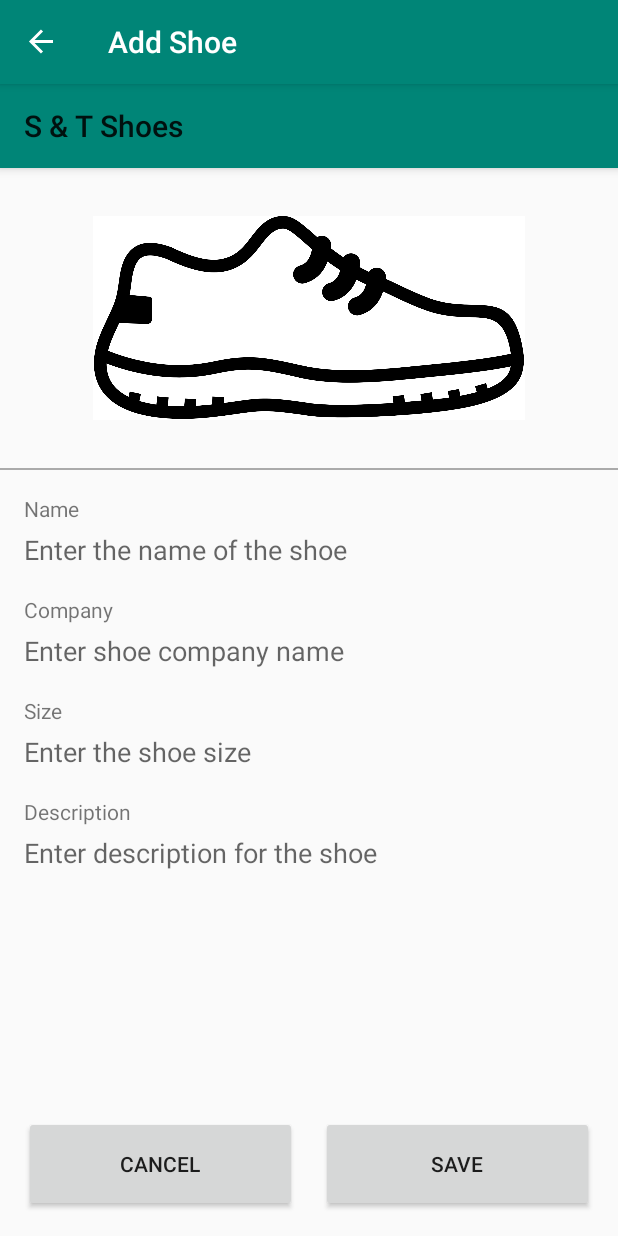
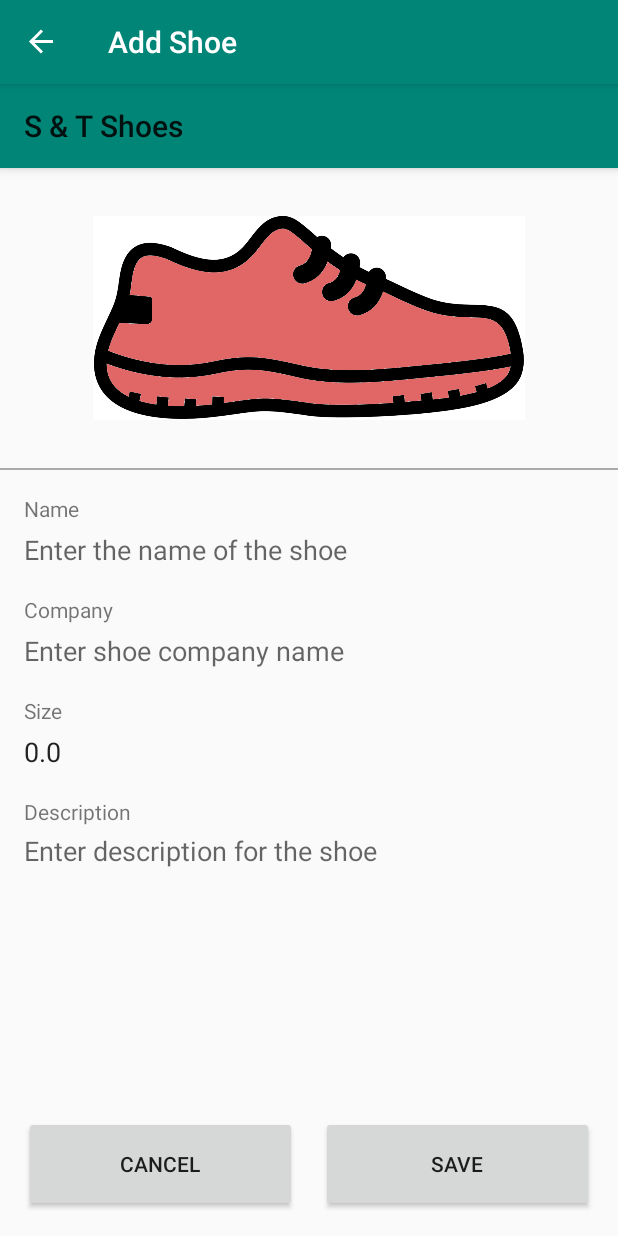
Before and after one commit to Taimoor-N/shoe-store, an Android app: the ShoeListingFragment screen opened through its navigation route, after a tap on "Add Shoe", on a phone screen of 412 x 824 dp. Run offline under Robolectric (Android 15) with nearby library versions, the light colour scheme and no system bars; our stand-ins replace Timber, data binding, navigation-ui; 1 statement that could not run was skipped.

Commit message:
tnajam: Add funtionality to add/edit shoes
- Modify ViewModel, making it activity level and shared between fragments
- Enable multi-line text for shoe description in fragment_shoe_detail
- Set shoe image in ShoeDetailFragment

```diff
--- a/app/src/main/java/com/udacity/shoestore/MainActivity.kt
+++ b/app/src/main/java/com/udacity/shoestore/MainActivity.kt
@@ -2,15 +2,19 @@ package com.udacity.shoestore
 
 import androidx.appcompat.app.AppCompatActivity
 import android.os.Bundle
+import androidx.activity.viewModels
 import androidx.databinding.DataBindingUtil
 import androidx.navigation.findNavController
 import androidx.navigation.fragment.NavHostFragment
 import androidx.navigation.ui.AppBarConfiguration
 import androidx.navigation.ui.setupActionBarWithNavController
 import com.udacity.shoestore.databinding.ActivityMainBinding
+import com.udacity.shoestore.viewmodels.MainActivityViewModel
 import timber.log.Timber
 
 class MainActivity : AppCompatActivity() {
+
+    private val mViewModel: MainActivityViewModel by viewModels()
 
     override fun onCreate(savedInstanceState: Bundle?) {
         super.onCreate(savedInstanceState)
--- a/app/src/main/java/com/udacity/shoestore/fragments/ShoeDetailFragment.kt
+++ b/app/src/main/java/com/udacity/shoestore/fragments/ShoeDetailFragment.kt
@@ -5,29 +5,61 @@ import androidx.fragment.app.Fragment
 import android.view.LayoutInflater
 import android.view.View
 import android.view.ViewGroup
+import androidx.core.content.res.ResourcesCompat
 import androidx.databinding.DataBindingUtil
+import androidx.fragment.app.activityViewModels
 import androidx.navigation.findNavController
+import androidx.navigation.fragment.navArgs
 import com.udacity.shoestore.R
 import com.udacity.shoestore.databinding.FragmentShoeDetailBinding
+import com.udacity.shoestore.models.Shoe
+import com.udacity.shoestore.viewmodels.MainActivityViewModel
 
 class ShoeDetailFragment : Fragment() {
 
-    private lateinit var binding: FragmentShoeDetailBinding
+    private lateinit var mBinding: FragmentShoeDetailBinding
+    private lateinit var mShoe: Shoe
+
+    private val mViewModel: MainActivityViewModel by activityViewModels()
 
     override fun onCreateView(inflater: LayoutInflater, container: ViewGroup?,
                               savedInstanceState: Bundle?): View {
-        binding = DataBindingUtil.inflate(inflater, R.layout.fragment_shoe_detail, container, false)
+        mBinding = DataBindingUtil.inflate(inflater, R.layout.fragment_shoe_detail, container, false)
+
+        val shoeDetailFragmentArgs by navArgs<ShoeDetailFragmentArgs>()
+
+        mShoe = mViewModel.initializeSelectedShoe(shoeDetailFragmentArgs.shoe)
+        mBinding.shoe = mShoe
+
+        setShoeImage()
         setOnClickListeners()
-        return binding.root
+        return mBinding.root
     }
 
     private fun setOnClickListeners() {
-        binding.btnShoeDetailSave.setOnClickListener { view: View ->
+        mBinding.btnShoeDetailSave.setOnClickListener { view: View ->
+            setShoeFromBinding()
+            mViewModel.addOrUpdateSelectedShoe(mShoe)
             view.findNavController().navigate(ShoeDetailFragmentDirections.actionShoeDetailFragmentToShoeListingFragment())
         }
-        binding.btnShoeDetailCancel.setOnClickListener { view: View ->
+        mBinding.btnShoeDetailCancel.setOnClickListener { view: View ->
             view.findNavController().navigate(ShoeDetailFragmentDirections.actionShoeDetailFragmentToShoeListingFragment())
         }
     }
 
+    private fun setShoeImage() {
+        if (mShoe.images.isNotEmpty()) {
+            val imageUri = mShoe.images.first()
+            val imageResource = resources.getIdentifier(imageUri, null, activity?.packageName)
+            mBinding.ivShoeDetail.setImageDrawable(ResourcesCompat.getDrawable(resources, imageResource, null))
+        }
+    }
+
+    private fun setShoeFromBinding() {
+        mShoe.name = mBinding.etShoeDetailName.text.toString()
+        mShoe.company = mBinding.etShoeDetailCompany.text.toString()
+        mShoe.size = mBinding.etShoeDetailSize.text.toString().toDouble()
+        mShoe.description = mBinding.etShoeDetailDescription.text.toString()
+    }
+
 }
--- a/app/src/main/java/com/udacity/shoestore/fragments/ShoeListingFragment.kt
+++ b/app/src/main/java/com/udacity/shoestore/fragments/ShoeListingFragment.kt
@@ -11,8 +11,8 @@ import androidx.core.view.MenuHost
 import androidx.core.view.MenuProvider
 import androidx.databinding.DataBindingUtil
 import androidx.fragment.app.Fragment
+import androidx.fragment.app.activityViewModels
 import androidx.lifecycle.Lifecycle
-import androidx.lifecycle.ViewModelProvider
 import androidx.navigation.findNavController
 import com.udacity.shoestore.R
 import com.udacity.shoestore.databinding.FragmentShoeListingBinding
@@ -21,21 +21,21 @@ import com.udacity.shoestore.viewmodels.MainActivityViewModel
 
 class ShoeListingFragment : Fragment() {
 
-    private lateinit var mViewModel: MainActivityViewModel
     private lateinit var mBinding: FragmentShoeListingBinding
+
+    private val mViewModel: MainActivityViewModel by activityViewModels()
 
     override fun onCreateView(inflater: LayoutInflater, container: ViewGroup?,
                               savedInstanceState: Bundle?): View {
         mBinding = DataBindingUtil.inflate(inflater, R.layout.fragment_shoe_listing,
             container, false)
-        mViewModel = ViewModelProvider(this)[MainActivityViewModel::class.java]
 
         // Specify the current activity as the lifecycle owner of the binding. This is used so that
         // the binding can observe LiveData updates
         mBinding.lifecycleOwner = this
 
         mBinding.fabShoeListingAddShoe.setOnClickListener { view: View ->
-            view.findNavController().navigate(ShoeListingFragmentDirections.actionShoeListingFragmentToShoeDetailFragment())
+            view.findNavController().navigate(ShoeListingFragmentDirections.actionShoeListingFragmentToShoeDetailFragment(null))
         }
 
         // Observe shoesLiveData and recreate the shoe list upon any changes
--- a/app/src/main/java/com/udacity/shoestore/fragments/ShoeListingItemFragment.kt
+++ b/app/src/main/java/com/udacity/shoestore/fragments/ShoeListingItemFragment.kt
@@ -7,6 +7,7 @@ import android.view.View
 import android.view.ViewGroup
 import androidx.core.content.res.ResourcesCompat
 import androidx.databinding.DataBindingUtil
+import androidx.navigation.findNavController
 import com.udacity.shoestore.R
 import com.udacity.shoestore.databinding.FragmentShoeListingItemBinding
 import com.udacity.shoestore.models.Shoe
@@ -31,6 +32,7 @@ class ShoeListingItemFragment : Fragment() {
         mBinding = DataBindingUtil.inflate(inflater, R.layout.fragment_shoe_listing_item, container, false)
         mBinding.shoe = mShoe
         setShoeImage()
+        setOnClickListeners()
         return mBinding.root
     }
 
@@ -43,4 +45,10 @@ class ShoeListingItemFragment : Fragment() {
         }
     }
 
+    private fun setOnClickListeners() {
+        mBinding.layoutShoeListingItem.setOnClickListener { view: View ->
+            view.findNavController().navigate(ShoeListingFragmentDirections.actionShoeListingFragmentToShoeDetailFragment(mShoe))
+        }
+    }
+
 }
--- a/app/src/main/java/com/udacity/shoestore/viewmodels/MainActivityViewModel.kt
+++ b/app/src/main/java/com/udacity/shoestore/viewmodels/MainActivityViewModel.kt
@@ -6,6 +6,8 @@ import androidx.lifecycle.ViewModel
 import com.udacity.shoestore.models.Shoe
 
 class MainActivityViewModel : ViewModel() {
+
+    private var mSelectedShoeIndex = -1
 
     private val mShoesLiveData = MutableLiveData<ArrayList<Shoe>>()
     val shoesLiveData: LiveData<ArrayList<Shoe>>
@@ -21,6 +23,31 @@ class MainActivityViewModel : ViewModel() {
         }
         mShoesLiveData.value?.add(shoe)
         mShoesLiveData.notifyObserver()
+    }
+
+    fun addOrUpdateSelectedShoe(shoe: Shoe) {
+        if (mSelectedShoeIndex > -1) {
+            mShoesLiveData.value?.set(mSelectedShoeIndex, shoe)
+            resetSelectedShoeIndex()
+        } else {
+            addShoe(shoe)
+        }
+    }
+
+    fun initializeSelectedShoe(shoe: Shoe?) : Shoe {
+        val selectedShoe: Shoe
+        if (shoe == null) {
+            selectedShoe = Shoe("", 0.0, "", "", listOf(getRandomShoeImg()))
+            resetSelectedShoeIndex()
+        } else {
+            // Check if shoe exists in mShoesLiveData
+            val index = mShoesLiveData.value?.indexOf(shoe)
+            if (index != null && index > -1) {
+                mSelectedShoeIndex = index
+            }
+            selectedShoe = shoe
+        }
+        return selectedShoe
     }
 
     private fun createInitialListOfShoes() {
@@ -43,6 +70,10 @@ class MainActivityViewModel : ViewModel() {
         return images.random()
     }
 
+    private fun resetSelectedShoeIndex() {
+        mSelectedShoeIndex = -1
+    }
+
 }
 
 // Update LiveData with its own value to notify observers when it's value changes
--- a/app/src/main/res/layout/fragment_shoe_detail.xml
+++ b/app/src/main/res/layout/fragment_shoe_detail.xml
@@ -2,6 +2,13 @@
 <layout xmlns:android="http://schemas.android.com/apk/res/android"
     xmlns:app="http://schemas.android.com/apk/res-auto"
     xmlns:tools="http://schemas.android.com/tools">
+
+    <data>
+
+        <variable
+            name="shoe"
+            type="com.udacity.shoestore.models.Shoe" />
+    </data>
 
     <androidx.constraintlayout.widget.ConstraintLayout
         android:layout_width="match_parent"
@@ -67,6 +74,7 @@
                     android:paddingTop="@dimen/text_padding_top"
                     android:paddingEnd="@dimen/padding_default"
                     android:paddingBottom="@dimen/padding_default"
+                    android:text="@{shoe.name}"
                     android:textSize="@dimen/text_size_default"
                     tools:ignore="VisualLintTextFieldSize" />
 
@@ -92,7 +100,7 @@
                     android:paddingTop="@dimen/text_padding_top"
                     android:paddingEnd="@dimen/padding_default"
                     android:paddingBottom="@dimen/padding_default"
-                    android:text=""
+                    android:text="@{shoe.company}"
                     android:textSize="@dimen/text_size_default"
                     tools:ignore="VisualLintTextFieldSize" />
 
@@ -118,7 +126,7 @@
                     android:paddingTop="@dimen/text_padding_top"
                     android:paddingEnd="@dimen/padding_default"
                     android:paddingBottom="@dimen/padding_default"
-                    android:text=""
+                    android:text="@{@string/text_shoe_size(shoe.size)}"
                     android:textSize="@dimen/text_size_default"
                     tools:ignore="VisualLintTextFieldSize" />
 
@@ -136,14 +144,18 @@
                     android:layout_width="match_parent"
                     android:layout_height="wrap_content"
                     android:background="@android:color/transparent"
+                    android:gravity="top|start"
                     android:hint="@string/hint_shoe_description"
                     android:importantForAutofill="no"
-                    android:inputType="text"
+                    android:inputType="textMultiLine"
                     android:minHeight="@dimen/target_height_min"
+                    android:minLines="4"
                     android:paddingStart="@dimen/padding_default"
                     android:paddingTop="@dimen/text_padding_top"
                     android:paddingEnd="@dimen/padding_default"
                     android:paddingBottom="@dimen/padding_default"
+                    android:scrollbars="none"
+                    android:text="@{shoe.description}"
                     android:textSize="@dimen/text_size_default"
                     tools:ignore="VisualLintTextFieldSize" />
 
--- a/app/src/main/res/layout/fragment_shoe_listing_item.xml
+++ b/app/src/main/res/layout/fragment_shoe_listing_item.xml
@@ -11,6 +11,7 @@
     </data>
 
     <androidx.constraintlayout.widget.ConstraintLayout
+        android:id="@+id/layout_shoe_listing_item"
         android:layout_width="match_parent"
         android:layout_height="wrap_content"
         tools:context=".fragments.ShoeListingItemFragment">
--- a/app/src/main/res/navigation/navigation.xml
+++ b/app/src/main/res/navigation/navigation.xml
@@ -50,6 +50,10 @@
             android:id="@+id/action_shoeDetailFragment_to_shoeListingFragment"
             app:destination="@id/shoeListingFragment"
             app:popUpTo="@id/instructionsFragment" />
+        <argument
+            android:name="shoe"
+            app:argType="com.udacity.shoestore.models.Shoe"
+            app:nullable="true" />
     </fragment>
 
 </navigation>
--- a/app/src/main/res/values/strings.xml
+++ b/app/src/main/res/values/strings.xml
@@ -30,6 +30,7 @@
     <string name="text_instructions_2"><![CDATA[Once in shoe listing screen, you will be able to see further details (or modify existing details) by clicking the shoe list item. You can also click the add button add a new shoe item to the list.]]></string>
     <string name="text_shoe_company_format">Company: %s</string>
     <string name="text_shoe_description_format">Description: %s</string>
+    <string name="text_shoe_size">%.1f</string>
     <string name="text_shoe_size_format">Size: %.1f</string>
     <string name="text_welcome"><![CDATA[Welcome to S & T Shoes. Here you can explore some of the shoes that we offer, which can be purchased from any of our local store branches. You also have the option to add additional shoes so they can be reflected in our app.]]></string>
     <string name="text_welcome_instructions">Instructions for using this app can be accessed below.</string>
```
